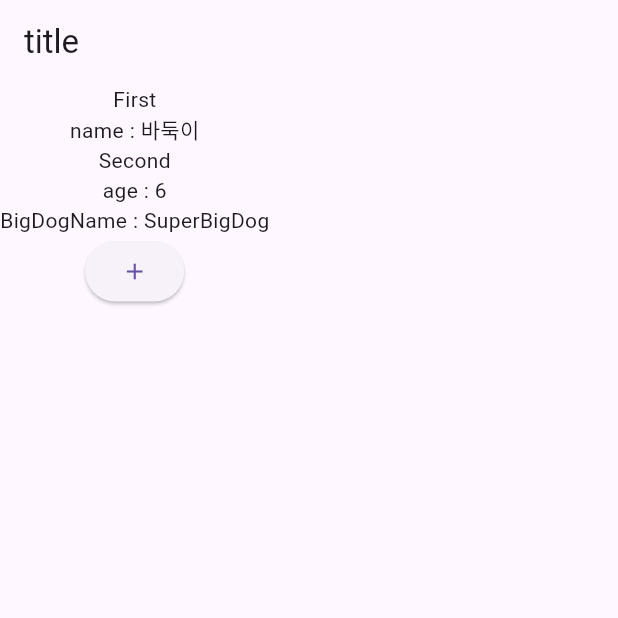
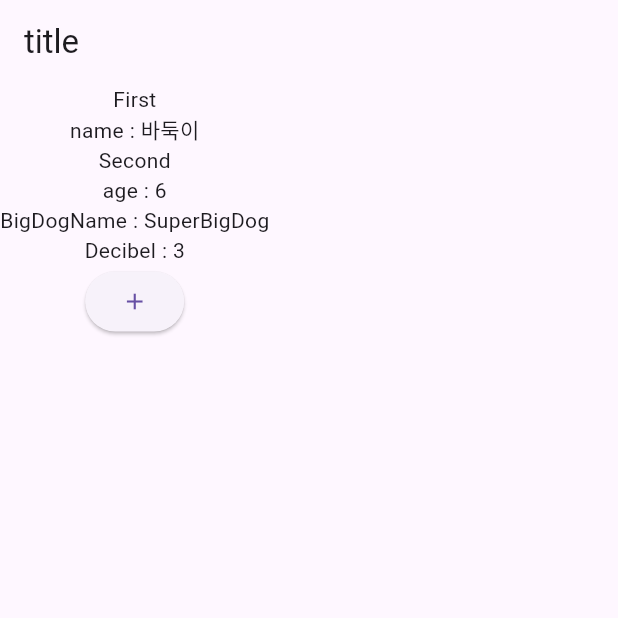
Before and after one commit to orbitcrafter/flutter-provider, a Flutter app: the screen it shows after launch, after a tap on the "add" icon, on a phone screen of 412 x 824 dp, the top half of it. Run offline on Flutter 3.47's test engine with Material 3 defaults, Android fonts, the phone set to English and light mode, and no system bars.

Commit message:
06: StreamProvider

```diff
--- a/lib/dog.dart
+++ b/lib/dog.dart
@@ -20,4 +20,18 @@ class Dog with ChangeNotifier {
     await Future.delayed(const Duration(seconds: 3));
     return BigDog(name: "SuperBigDog");
   }
+
+  Stream<Decibel> bark() async* {
+    List<int> decibel = [1, 2, 3, 4, 5, 6, 7, 8, 9, 10];
+    for (int element in decibel) {
+      await Future.delayed(const Duration(seconds: 3));
+      yield Decibel(element);
+    }
+  }
 }
+
+class Decibel {
+  int level;
+
+  Decibel(this.level);
+}
--- a/lib/main.dart
+++ b/lib/main.dart
@@ -33,7 +33,11 @@ class _MyAppState extends State<MyApp> {
                 return context.read<Dog>().getBigDog();
               },
               initialData: BigDog(name: "noName"),
-            )
+            ),
+            StreamProvider<Decibel>(
+              create: (context) => context.read<Dog>().bark(),
+              initialData: Decibel(0),
+            ),
           ],
           child: Home(),
         ),
@@ -96,6 +100,7 @@ class _SecondChildState extends State<SecondChild> {
         const Text("Second"),
         Text("age : ${context.watch<Dog>().age}"),
         Text("BigDogName : ${context.watch<BigDog>().name}"),
+        Text("Decibel : ${context.watch<Decibel>().level}"),
         ThirdChild(),
       ],
     );
```
